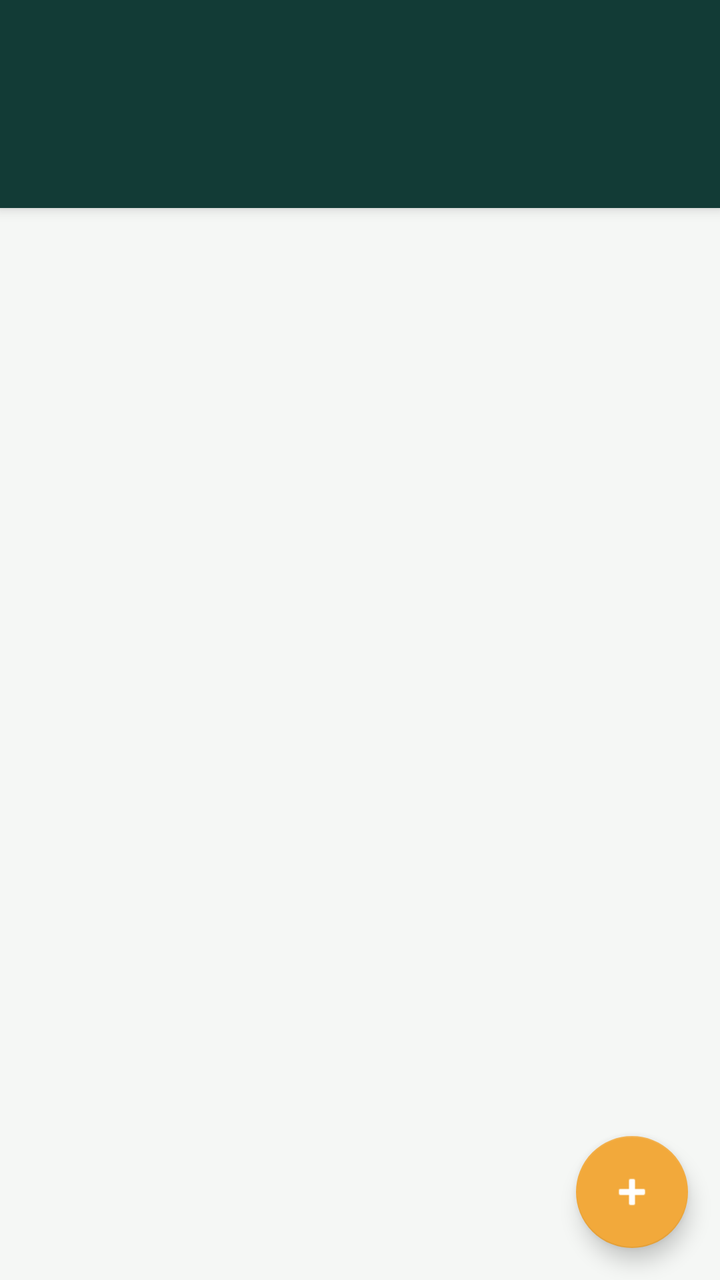
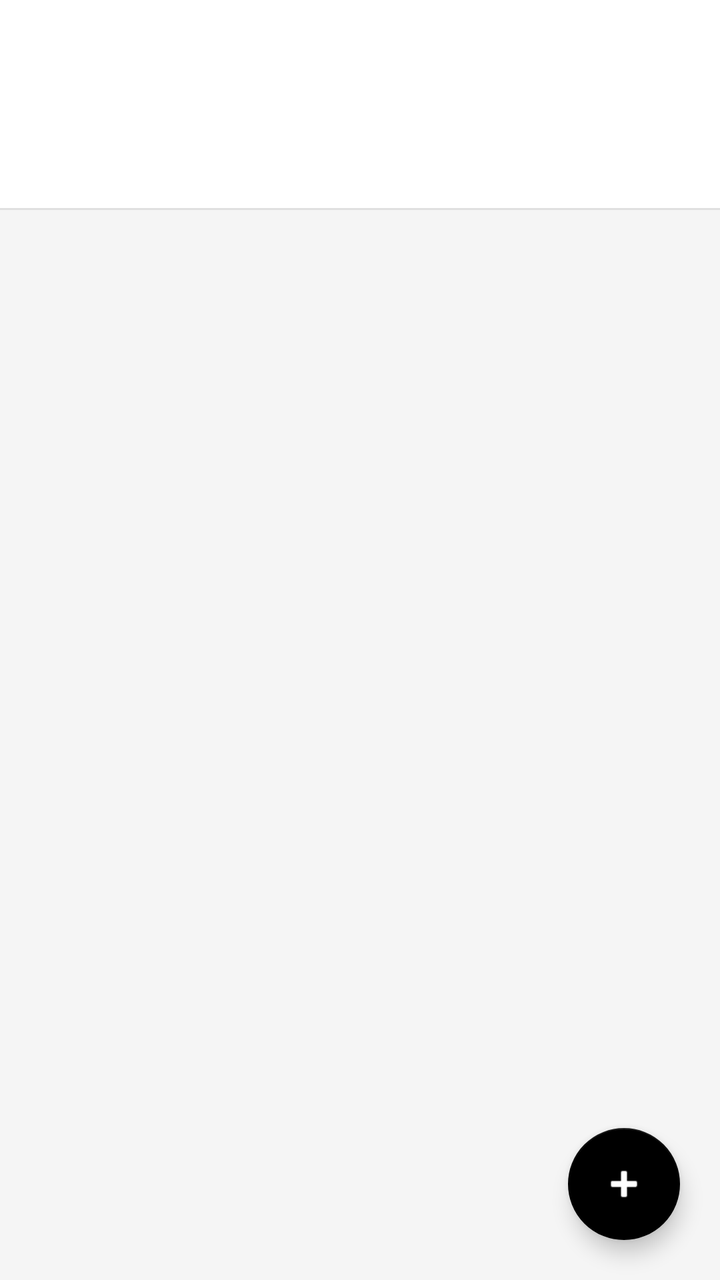

An Android layout rendered at two revisions. The XML below is the earlier revision; the diff shows what the commit changed to produce the second picture.
<!-- AndroidManifest.xml: application theme Theme.ResQNet -->
<!-- res/layout/activity_circles.xml -->
<?xml version="1.0" encoding="utf-8"?>
<androidx.coordinatorlayout.widget.CoordinatorLayout
    xmlns:android="http://schemas.android.com/apk/res/android"
    xmlns:app="http://schemas.android.com/apk/res-auto"
    android:layout_width="match_parent"
    android:layout_height="match_parent"
    android:background="@color/surface">

    <com.google.android.material.appbar.AppBarLayout
        android:layout_width="match_parent"
        android:layout_height="wrap_content"
        android:background="@color/resq_primary">

        <androidx.appcompat.widget.Toolbar
            android:id="@+id/toolbar"
            android:layout_width="match_parent"
            android:layout_height="?attr/actionBarSize"
            app:titleTextColor="@color/white" />

        <com.google.android.material.tabs.TabLayout
            android:id="@+id/tabLayout"
            android:layout_width="match_parent"
            android:layout_height="wrap_content"
            app:tabTextColor="@color/text_muted"
            app:tabSelectedTextColor="@color/white"
            app:tabIndicatorColor="@color/resq_accent"
            android:background="@color/resq_primary" />

    </com.google.android.material.appbar.AppBarLayout>

    <androidx.viewpager2.widget.ViewPager2
        android:id="@+id/viewPager"
        android:layout_width="match_parent"
        android:layout_height="match_parent"
        app:layout_behavior="@string/appbar_scrolling_view_behavior" />

    <com.google.android.material.floatingactionbutton.FloatingActionButton
        android:id="@+id/fabCreateCircle"
        android:layout_width="wrap_content"
        android:layout_height="wrap_content"
        android:layout_gravity="bottom|end"
        android:layout_margin="16dp"
        android:contentDescription="@string/action_create_circle"
        app:backgroundTint="@color/resq_accent"
        app:tint="@color/white"
        app:srcCompat="@android:drawable/ic_input_add" />

</androidx.coordinatorlayout.widget.CoordinatorLayout>
<!-- resources referenced by this layout -->
<resources>
  <color name="resq_accent">#F2A93B</color>
  <color name="resq_primary">#123B36</color>
  <color name="surface">#F5F7F5</color>
  <color name="text_muted">#60706C</color>
  <color name="white">#FFFFFFFF</color>
  <string name="action_create_circle">Create Circle</string>
  <style name="Theme.ResQNet" parent="Theme.MaterialComponents.DayNight.NoActionBar">
          
          <item name="colorPrimary">@color/resq_primary</item>
          <item name="colorPrimaryVariant">@color/resq_primary_dark</item>
          <item name="colorOnPrimary">@color/white</item>
          
          <item name="colorSecondary">@color/resq_accent</item>
          <item name="colorSecondaryVariant">@color/resq_accent</item>
          <item name="colorOnSecondary">@color/black</item>
          
          <item name="android:statusBarColor">?attr/colorPrimaryVariant</item>
          <item name="android:fontFamily">sans</item>
          <item name="android:navigationBarColor">@color/surface</item>
          
      </style>
  <color name="resq_primary_dark">#092925</color>
  <color name="black">#FF000000</color>
</resources>

<!-- the commit's change to res/layout/activity_circles.xml (unified diff, before → after) -->
@@ -9,22 +9,31 @@
     <com.google.android.material.appbar.AppBarLayout
         android:layout_width="match_parent"
         android:layout_height="wrap_content"
-        android:background="@color/resq_primary">
+        android:background="@color/surface_card"
+        app:elevation="0dp">
 
         <androidx.appcompat.widget.Toolbar
             android:id="@+id/toolbar"
             android:layout_width="match_parent"
             android:layout_height="?attr/actionBarSize"
-            app:titleTextColor="@color/white" />
+            android:background="@color/surface_card"
+            app:titleTextColor="@color/text_primary"
+            app:navigationIconTint="@color/text_primary" />
 
         <com.google.android.material.tabs.TabLayout
             android:id="@+id/tabLayout"
             android:layout_width="match_parent"
             android:layout_height="wrap_content"
+            android:background="@color/surface_card"
             app:tabTextColor="@color/text_muted"
-            app:tabSelectedTextColor="@color/white"
-            app:tabIndicatorColor="@color/resq_accent"
-            android:background="@color/resq_primary" />
+            app:tabSelectedTextColor="@color/text_primary"
+            app:tabIndicatorColor="@color/text_primary"
+            app:tabIndicatorHeight="2dp" />
+
+        <View
+            android:layout_width="match_parent"
+            android:layout_height="1dp"
+            android:background="@color/color_divider" />
 
     </com.google.android.material.appbar.AppBarLayout>
 
@@ -34,14 +43,15 @@
         android:layout_height="match_parent"
         app:layout_behavior="@string/appbar_scrolling_view_behavior" />
 
+    
     <com.google.android.material.floatingactionbutton.FloatingActionButton
         android:id="@+id/fabCreateCircle"
         android:layout_width="wrap_content"
         android:layout_height="wrap_content"
         android:layout_gravity="bottom|end"
-        android:layout_margin="16dp"
+        android:layout_margin="20dp"
         android:contentDescription="@string/action_create_circle"
-        app:backgroundTint="@color/resq_accent"
+        app:backgroundTint="@color/resq_primary"
         app:tint="@color/white"
         app:srcCompat="@android:drawable/ic_input_add" />
 
<!-- resource entries referenced after the edit -->
@@ -1,9 +1,11 @@
 <!-- resources referenced by this layout -->
 <resources>
-  <color name="resq_accent">#F2A93B</color>
-  <color name="resq_primary">#123B36</color>
-  <color name="surface">#F5F7F5</color>
-  <color name="text_muted">#60706C</color>
+  <color name="color_divider">#E0E0E0</color>
+  <color name="resq_primary">#000000</color>
+  <color name="surface">#F5F5F5</color>
+  <color name="surface_card">#FFFFFF</color>
+  <color name="text_muted">#888888</color>
+  <color name="text_primary">#000000</color>
   <color name="white">#FFFFFFFF</color>
   <string name="action_create_circle">Create Circle</string>
   <style name="Theme.ResQNet" parent="Theme.MaterialComponents.DayNight.NoActionBar">
@@ -12,16 +14,25 @@
           <item name="colorPrimaryVariant">@color/resq_primary_dark</item>
           <item name="colorOnPrimary">@color/white</item>
           
-          <item name="colorSecondary">@color/resq_accent</item>
-          <item name="colorSecondaryVariant">@color/resq_accent</item>
-          <item name="colorOnSecondary">@color/black</item>
+          <item name="colorSecondary">@color/resq_primary</item>
+          <item name="colorSecondaryVariant">@color/resq_primary</item>
+          <item name="colorOnSecondary">@color/white</item>
           
-          <item name="android:statusBarColor">?attr/colorPrimaryVariant</item>
-          <item name="android:fontFamily">sans</item>
-          <item name="android:navigationBarColor">@color/surface</item>
+          <item name="android:colorBackground">@color/surface_card</item>
+          <item name="colorSurface">@color/surface_card</item>
+          <item name="colorOnSurface">@color/text_primary</item>
           
+          <item name="android:statusBarColor">@color/resq_primary</item>
+          <item name="android:navigationBarColor">@color/white</item>
+          <item name="android:windowLightStatusBar" tools:targetApi="m">false</item>
+          
+          <item name="materialButtonStyle">@style/Widget.ResQNet.Button</item>
       </style>
-  <color name="resq_primary_dark">#092925</color>
-  <color name="black">#FF000000</color>
+  <color name="resq_primary_dark">#000000</color>
+  <style name="Widget.ResQNet.Button" parent="Widget.MaterialComponents.Button">
+          <item name="backgroundTint">@color/resq_primary</item>
+          <item name="android:textColor">@color/white</item>
+          <item name="cornerRadius">24dp</item>
+      </style>
 </resources>
 
